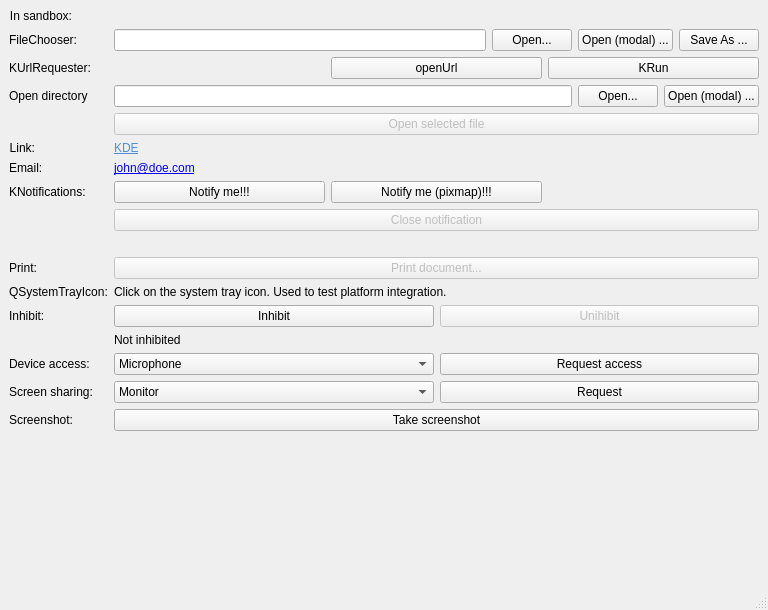
Above: src/portaltest.ui from KDE/xdg-portal-test-kde before the change. Below: the same form after it.
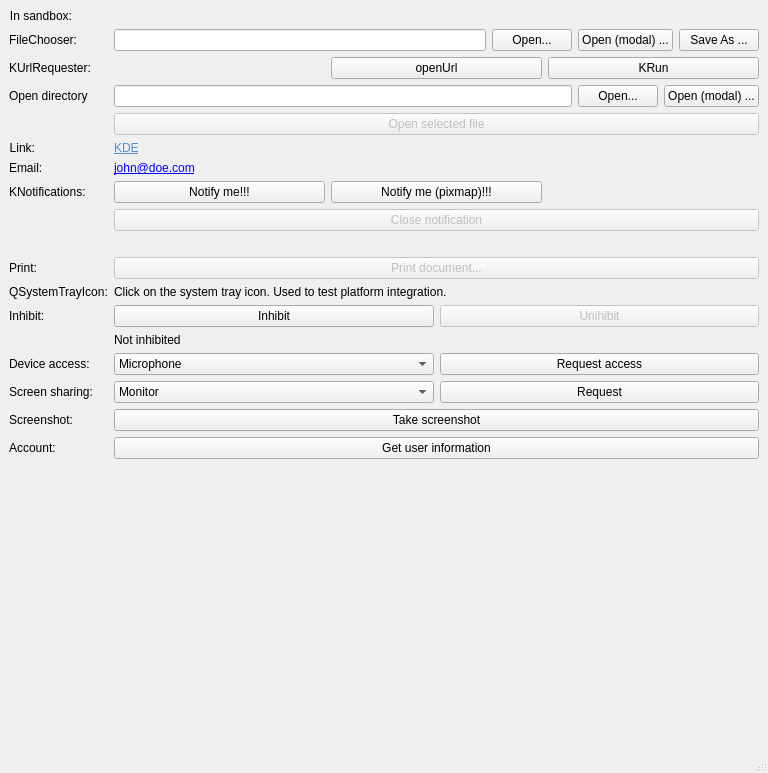
That is the form after the change. Custom widgets are drawn as their Qt base class.

Commit message: Add support for Account portal

```diff
--- a/src/portaltest.ui
+++ b/src/portaltest.ui
@@ -7,7 +7,7 @@
     <x>0</x>
     <y>0</y>
     <width>768</width>
-    <height>610</height>
+    <height>773</height>
    </rect>
   </property>
   <property name="windowTitle">
@@ -405,7 +405,24 @@
       </property>
      </widget>
     </item>
+    <item row="17" column="0">
+     <widget class="QLabel" name="label_17">
+      <property name="text">
+       <string>Account:</string>
+      </property>
+     </widget>
+    </item>
     <item row="17" column="1">
+     <widget class="QPushButton" name="accountButton">
+      <property name="text">
+       <string>Get user information</string>
+      </property>
+     </widget>
+    </item>
+    <item row="18" column="1">
+     <widget class="QLabel" name="accountResultsLabel"/>
+    </item>
+    <item row="19" column="1">
      <spacer name="verticalSpacer">
       <property name="orientation">
        <enum>Qt::Vertical</enum>
```
Left out of the diff: 3 changed lines with no effect on the pictures. The commit also changes 2 other files.
